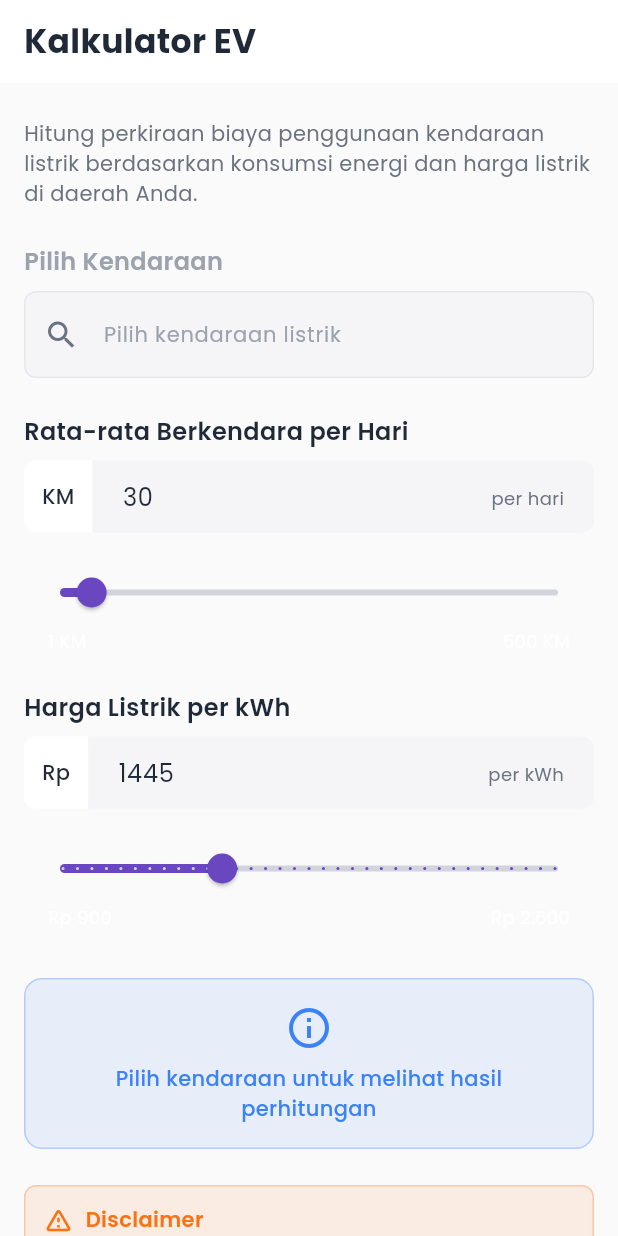
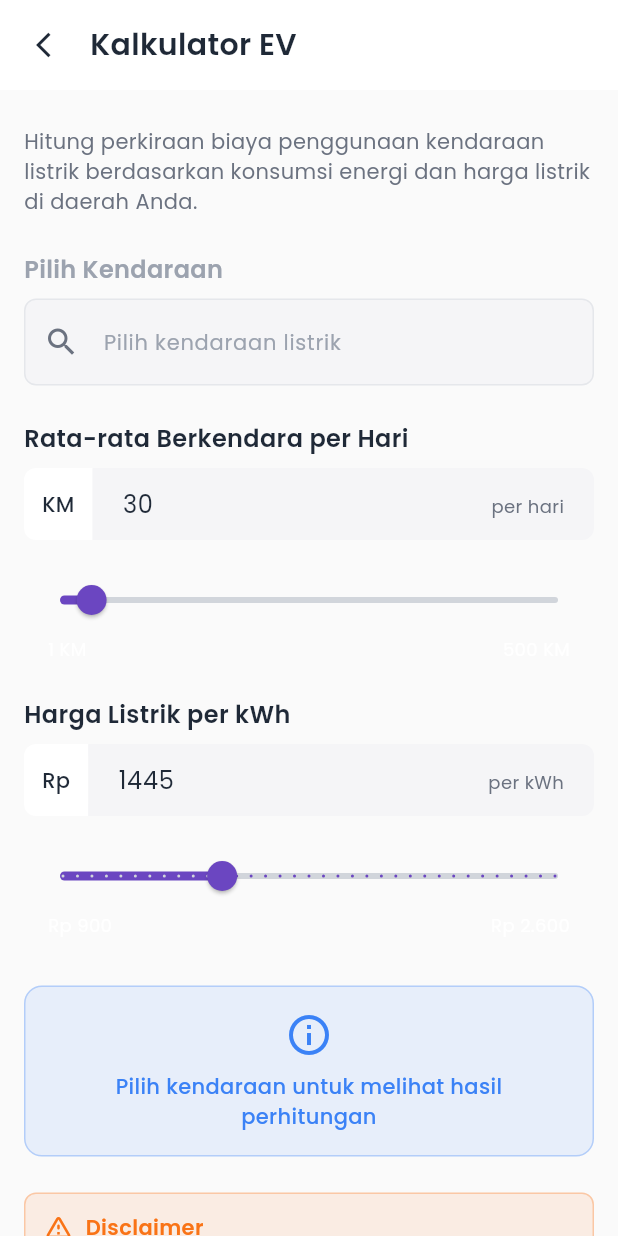
Before and after one commit to mazkama/infoev-mobile, a Flutter app: the CalculatorPage screen opened by its route, on a phone screen of 412 x 824 dp. Run offline on Flutter 3.47's test engine with Material 3 defaults, Android fonts, the phone set to English and light mode, and no system bars; our stand-ins replace cached_network_image, flutter_widget_from_html, get, google_fonts, google_maps_flutter, google_sign_in and 2 more; accounts and stored records are empty; network calls fail.

Commit message:
Bug calculator

```diff
--- a/lib/app/modules/calculator/views/CalculatorPage.dart
+++ b/lib/app/modules/calculator/views/CalculatorPage.dart
@@ -129,42 +129,34 @@ class _CalculatorPageState extends State<CalculatorPage> with SingleTickerProvid
   }
 
   Widget _buildAppBar() {
-    return Obx(() {
-      if (controller.isSearching.value) {
-        return _buildSearchAppBar();
-      }
-      return Container(
-        padding: const EdgeInsets.symmetric(horizontal: 16, vertical: 12),
-        color: AppColors.cardBackgroundColor,
-        child: Row(
-          mainAxisAlignment: MainAxisAlignment.spaceBetween,
-          children: [
-            Text(
-              'Kalkulator EV',
-                style: GoogleFonts.poppins(
-                  fontSize: 22,
-                  fontWeight: FontWeight.bold,
-                  color: AppColors.textColor,
-                ),
-            ),
-          ],
-        ),
-      );
-    });
-  }
-
-  Widget _buildSearchAppBar() {
     return Container(
+      padding: const EdgeInsets.symmetric(horizontal: 16, vertical: 12),
       color: AppColors.cardBackgroundColor,
-      padding: const EdgeInsets.symmetric(horizontal: 16, vertical: 12),
       child: Row(
         children: [
+          // Back button
+          GestureDetector(
+            onTap: () {
+              Navigator.of(context).pop();
+            },
+            child: Container(
+              padding: const EdgeInsets.all(8),
+              child: const Icon(
+                Icons.arrow_back_ios,
+                color: AppColors.textColor,
+                size: 20,
+              ),
+            ),
+          ),
+          const SizedBox(width: 8),
+
+          // Title
           Text(
             'Kalkulator EV',
             style: GoogleFonts.poppins(
+              fontSize: 20,
+              fontWeight: FontWeight.w600,
               color: AppColors.textColor,
-              fontSize: 18,
-              fontWeight: FontWeight.w600,
             ),
           ),
         ],
--- a/lib/app/modules/explore/view/TipeProduk.dart
+++ b/lib/app/modules/explore/view/TipeProduk.dart
@@ -128,7 +128,7 @@ class _TipeProdukPageState extends State<TipeProdukPage> {
               Row(
                 children: [
                   IconButton(
-                    icon: const Icon(Icons.arrow_back, color: AppColors.primaryColor),
+                    icon: const Icon(Icons.arrow_back_ios, color: AppColors.textColor),
                     onPressed: () {
                       Get.back();
                     },
@@ -238,7 +238,7 @@ class _TipeProdukPageState extends State<TipeProdukPage> {
           hintText: 'Cari kendaraan...',
           hintStyle: GoogleFonts.poppins(color: AppColors.textTertiary),
           prefixIcon: IconButton(
-            icon: const Icon(Icons.arrow_back, color: AppColors.textSecondary),
+            icon: const Icon(Icons.arrow_back_ios, color: AppColors.textSecondary),
             onPressed: () {
               controller.isSearching.value = false;
               _searchController.clear();
--- a/lib/app/modules/explore/view/VehicleDetail.dart
+++ b/lib/app/modules/explore/view/VehicleDetail.dart
@@ -117,7 +117,7 @@ class _VehicleDetailPageState extends State<VehicleDetailPage>
                   ),
                 ),
                 leading: IconButton(
-                  icon: const Icon(Icons.arrow_back, color: AppColors.primaryColor),
+                  icon: const Icon(Icons.arrow_back_ios, color: AppColors.textColor),
                   onPressed: () => Get.back(),
                 ),
                 title: Text(
--- a/lib/app/modules/news/views/news_all_view.dart
+++ b/lib/app/modules/news/views/news_all_view.dart
@@ -70,7 +70,7 @@ class _ArticalPageState extends State<ArticalPage> {
         elevation: 0,
         scrolledUnderElevation: 0,
         leading: IconButton(
-            icon: const Icon(Icons.arrow_back, color: AppColors.primaryColor),
+            icon: const Icon(Icons.arrow_back_ios, color: AppColors.textColor),
           onPressed: () => Get.back(),
         ),
         title: const Text(
```
